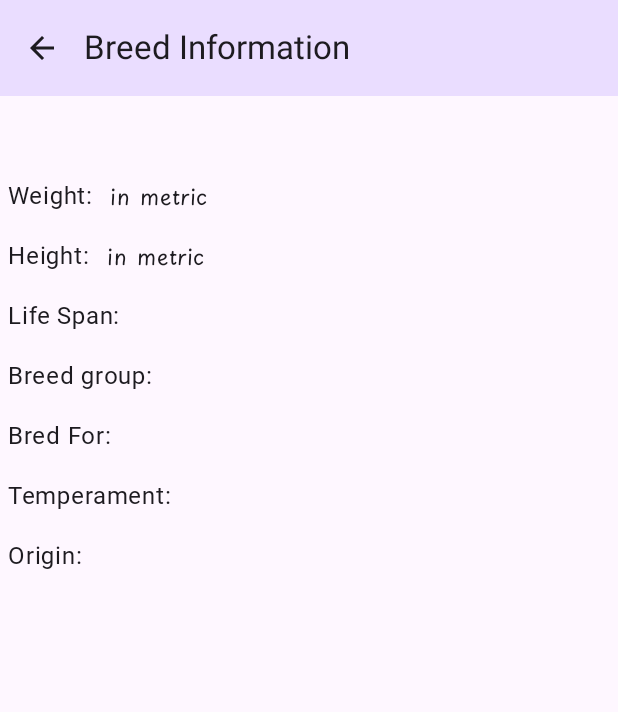
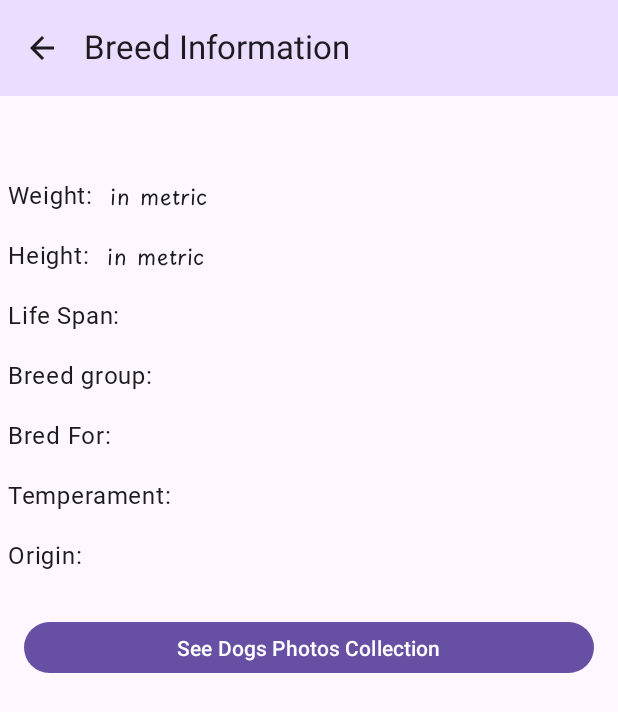
Before and after one commit to ramanpreet0899/PupFinder, an Android app built with Jetpack Compose: the BreedInformationScreen screen opened through its navigation route, on a phone screen of 412 x 824 dp. Shown: the top 712 px of the screen. Run offline under Robolectric (Android 15) with nearby library versions, the phone set to English and light mode, and no system bars; our stand-ins replace Dagger/Hilt's generated code, livedata-compose; network calls fail; pictures from the network do not load; Roboto replaces fonts that are not available here; 1 statement that could not run was skipped.

Commit message:
loading random dog images from api

```diff
--- a/app/src/main/java/com/example/puppyfinder/BreedRepository.kt
+++ b/app/src/main/java/com/example/puppyfinder/BreedRepository.kt
@@ -3,6 +3,7 @@ package com.example.puppyfinder
 import com.example.puppyfinder.model.Breed
 import com.example.puppyfinder.model.BreedImage
 import com.example.puppyfinder.model.BreedInfo
+import com.example.puppyfinder.model.ImagesItem
 
 class BreedRepository(val pupApi: PupApi) {
     suspend fun getBreeds(): List<Breed> {
@@ -20,4 +21,8 @@ class BreedRepository(val pupApi: PupApi) {
     suspend fun getBreedImage(imageId: String) : BreedImage {
         return pupApi.getImage(imageId)
     }
+
+    suspend fun getDogImages() : List<ImagesItem> {
+        return pupApi.getImages()
+    }
 }
--- a/app/src/main/java/com/example/puppyfinder/PupApi.kt
+++ b/app/src/main/java/com/example/puppyfinder/PupApi.kt
@@ -3,6 +3,7 @@ package com.example.puppyfinder
 import com.example.puppyfinder.model.Breed
 import com.example.puppyfinder.model.BreedImage
 import com.example.puppyfinder.model.BreedInfo
+import com.example.puppyfinder.model.ImagesItem
 import retrofit2.http.GET
 import retrofit2.http.Path
 import retrofit2.http.Query
@@ -19,4 +20,7 @@ interface PupApi {
 
     @GET("v1/images/{id}")
     suspend fun getImage(@Path("id") id: String) : BreedImage
+
+    @GET("v1/images/search?limit=20")
+    suspend fun getImages() : List<ImagesItem>
 }
--- a/app/src/main/java/com/example/puppyfinder/app/ui/BreedInformationScreen.kt
+++ b/app/src/main/java/com/example/puppyfinder/app/ui/BreedInformationScreen.kt
@@ -4,14 +4,14 @@ import androidx.compose.foundation.layout.Box
 import androidx.compose.foundation.layout.Column
 import androidx.compose.foundation.layout.Row
 import androidx.compose.foundation.layout.Spacer
-import androidx.compose.foundation.layout.aspectRatio
 import androidx.compose.foundation.layout.fillMaxWidth
 import androidx.compose.foundation.layout.height
 import androidx.compose.foundation.layout.padding
-import androidx.compose.foundation.layout.size
-import androidx.compose.foundation.layout.width
 import androidx.compose.foundation.layout.wrapContentWidth
+import androidx.compose.foundation.rememberScrollState
 import androidx.compose.foundation.shape.RoundedCornerShape
+import androidx.compose.foundation.verticalScroll
+import androidx.compose.material3.Button
 import androidx.compose.material3.Text
 import androidx.compose.runtime.Composable
 import androidx.compose.runtime.getValue
@@ -34,12 +34,17 @@ import com.example.puppyfinder.model.BreedInfo
 import com.example.puppyfinder.viewmodel.PupViewModel
 
 @Composable
-fun BreedInformationScreen(viewModel: PupViewModel, modifier: Modifier) {
+fun BreedInformationScreen(
+    viewModel: PupViewModel,
+    modifier: Modifier,
+    onExploreButtonClicked: () -> Unit = {}
+) {
     Column(
-        modifier = modifier
+        modifier = modifier.verticalScroll(rememberScrollState())
     ) {
         viewModel.selectedBreedId.value?.let { viewModel.loadBreedInformation(it) }
         ShowScreen(viewModel)
+        ExploreOtherDogs(onExploreButtonClicked)
     }
 }
 
@@ -97,6 +102,18 @@ fun ShowImage(viewModel: PupViewModel, data: BreedInfo?) {
 }
 
 @Composable
+fun ExploreOtherDogs(onExploreButtonClicked: () -> Unit) {
+    Button(
+        onClick = onExploreButtonClicked, modifier = Modifier
+            .fillMaxWidth()
+            .padding(16.dp)
+            .height(34.dp)
+    ) {
+        Text(text = stringResource(R.string.explore_other_breeds))
+    }
+}
+
+@Composable
 fun DogDescriptionRow(dimension: String, description: String) {
     Spacer(modifier = Modifier.height(5.dp))
     Box(
--- a/app/src/main/java/com/example/puppyfinder/app/ui/BreedScreen.kt
+++ b/app/src/main/java/com/example/puppyfinder/app/ui/BreedScreen.kt
@@ -1,17 +1,7 @@
 package com.example.puppyfinder.app.ui
 
-import androidx.compose.foundation.clickable
-import androidx.compose.foundation.layout.Column
-import androidx.compose.foundation.layout.Row
 import androidx.compose.foundation.layout.fillMaxSize
-import androidx.compose.foundation.layout.fillMaxWidth
 import androidx.compose.foundation.layout.padding
-import androidx.compose.foundation.layout.wrapContentHeight
-import androidx.compose.foundation.lazy.LazyColumn
-import androidx.compose.foundation.rememberScrollState
-import androidx.compose.foundation.text.KeyboardActions
-import androidx.compose.foundation.text.KeyboardOptions
-import androidx.compose.foundation.verticalScroll
 import androidx.compose.material.icons.Icons
 import androidx.compose.material.icons.filled.ArrowBack
 import androidx.compose.material3.ExperimentalMaterial3Api
@@ -20,33 +10,17 @@ import androidx.compose.material3.IconButton
 import androidx.compose.material3.MaterialTheme
 import androidx.compose.material3.Scaffold
 import androidx.compose.material3.Text
-import androidx.compose.material3.TextField
 import androidx.compose.material3.TopAppBar
 import androidx.compose.material3.TopAppBarDefaults
 import androidx.compose.runtime.Composable
 import androidx.compose.runtime.getValue
-import androidx.compose.runtime.livedata.observeAsState
-import androidx.compose.runtime.mutableStateOf
-import androidx.compose.runtime.remember
 import androidx.compose.ui.Modifier
-import androidx.compose.ui.draw.shadow
-import androidx.compose.ui.graphics.RectangleShape
-import androidx.compose.ui.platform.LocalContext
 import androidx.compose.ui.res.stringResource
-import androidx.compose.ui.text.TextStyle
-import androidx.compose.ui.text.font.Font
-import androidx.compose.ui.text.font.FontFamily
-import androidx.compose.ui.text.font.FontWeight
-import androidx.compose.ui.text.input.ImeAction
-import androidx.compose.ui.text.style.TextAlign
-import androidx.compose.ui.unit.dp
-import androidx.compose.ui.unit.sp
 import androidx.navigation.NavHostController
 import androidx.navigation.compose.NavHost
 import androidx.navigation.compose.composable
 import androidx.navigation.compose.currentBackStackEntryAsState
 import com.example.puppyfinder.R
-import com.example.puppyfinder.model.Breed
 import com.example.puppyfinder.viewmodel.PupViewModel
 
 /**
@@ -54,7 +28,8 @@ import com.example.puppyfinder.viewmodel.PupViewModel
  */
 enum class BreedScreen(val title: Int) {
     Start(title = R.string.breeds_list),
-    Information(title = R.string.breed_information)
+    Information(title = R.string.breed_information),
+    Images(title = R.string.images)
 }
 
 @OptIn(ExperimentalMaterial3Api::class)
@@ -125,7 +100,15 @@ fun BreedFinderApp(
                 )
             }
             composable(route = BreedScreen.Information.name) {
-                BreedInformationScreen(viewModel = viewModel, modifier = Modifier.fillMaxSize())
+                BreedInformationScreen(
+                    viewModel = viewModel,
+                    modifier = Modifier.fillMaxSize(),
+                    onExploreButtonClicked = {
+                        navController.navigate(BreedScreen.Images.name)
+                    })
+            }
+            composable(route = BreedScreen.Images.name) {
+                DogImages(viewModel = viewModel, modifier = Modifier.fillMaxSize())
             }
         }
 
--- a/app/src/main/java/com/example/puppyfinder/app/ui/BreedsListScreen.kt
+++ b/app/src/main/java/com/example/puppyfinder/app/ui/BreedsListScreen.kt
@@ -1,5 +1,6 @@
 package com.example.puppyfinder.app.ui
 
+import android.util.Log
 import androidx.compose.foundation.clickable
 import androidx.compose.foundation.layout.Column
 import androidx.compose.foundation.layout.Row
--- a/app/src/main/java/com/example/puppyfinder/viewmodel/PupViewModel.kt
+++ b/app/src/main/java/com/example/puppyfinder/viewmodel/PupViewModel.kt
@@ -8,6 +8,7 @@ import com.example.puppyfinder.BreedRepository
 import com.example.puppyfinder.model.Breed
 import com.example.puppyfinder.model.BreedImage
 import com.example.puppyfinder.model.BreedInfo
+import com.example.puppyfinder.model.ImagesItem
 import dagger.hilt.android.lifecycle.HiltViewModel
 import kotlinx.coroutines.launch
 import javax.inject.Inject
@@ -25,6 +26,9 @@ class PupViewModel @Inject constructor(private val breedRepository: BreedReposit
 
     private val _selectedBreedId = MutableLiveData<Int>()
     val selectedBreedId: LiveData<Int> = _selectedBreedId
+
+    private val _dogImages = MutableLiveData<List<ImagesItem>>()
+    val images : LiveData<List<ImagesItem>> = _dogImages
 
     init {
         loadBreeds()
@@ -57,4 +61,10 @@ class PupViewModel @Inject constructor(private val breedRepository: BreedReposit
     fun setSelectedBreedId(id: Int) {
         _selectedBreedId.value = id
     }
+
+    fun loadDogImages() {
+        viewModelScope.launch {
+            _dogImages.value = breedRepository.getDogImages()
+        }
+    }
 }
--- a/app/src/main/res/values/strings.xml
+++ b/app/src/main/res/values/strings.xml
@@ -2,6 +2,7 @@
     <string name="app_name">Pup finder</string>
     <string name="breeds_list">Breeds</string>
     <string name="breed_information">"Breed Information"</string>
+    <string name="images">Images</string>
     <string name="back_button">Back</string>
     <string name="find_your_pup">find your pup</string>
     <string name="weight">"Weight: "</string>
@@ -12,4 +13,5 @@
     <string name="in_metric">%1$s in metric</string>
     <string name="temperament">"Temperament: "</string>
     <string name="origin">"Origin: "</string>
+    <string name="explore_other_breeds">See Dogs Photos Collection</string>
 </resources>
```
Also changed, not shown: app/src/main/java/com/example/puppyfinder/app/ui/DogImages.kt (added, +35 -0 lines), app/src/main/java/com/example/puppyfinder/model/ImagesItem.kt (added, +8 -0 lines).
